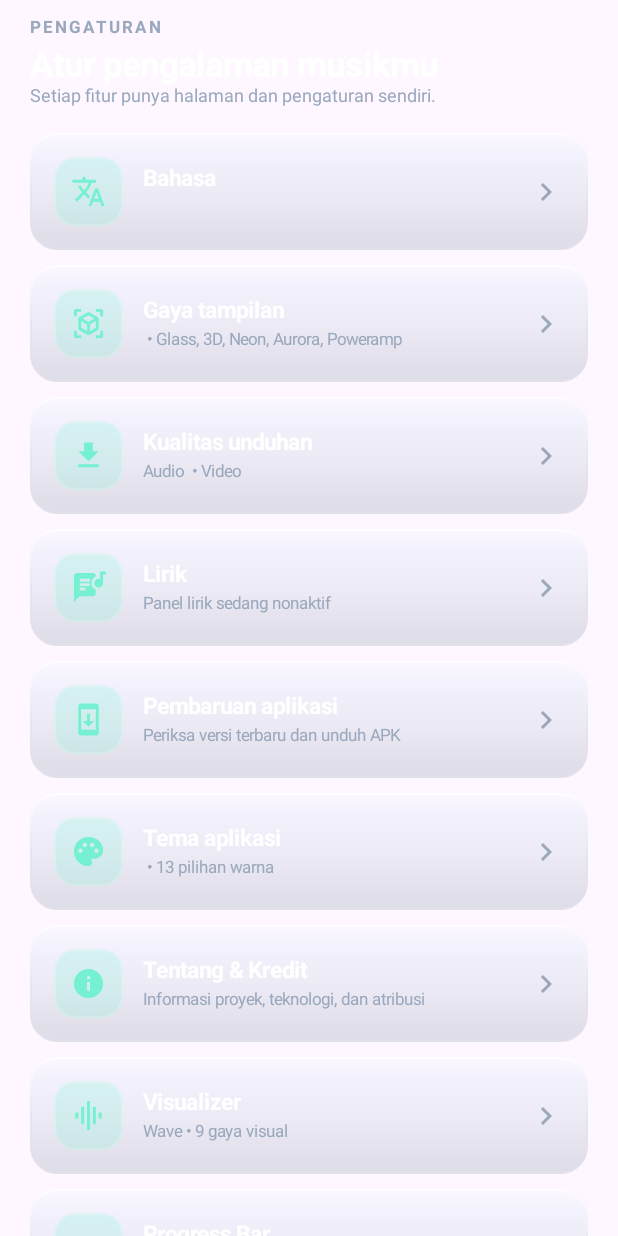
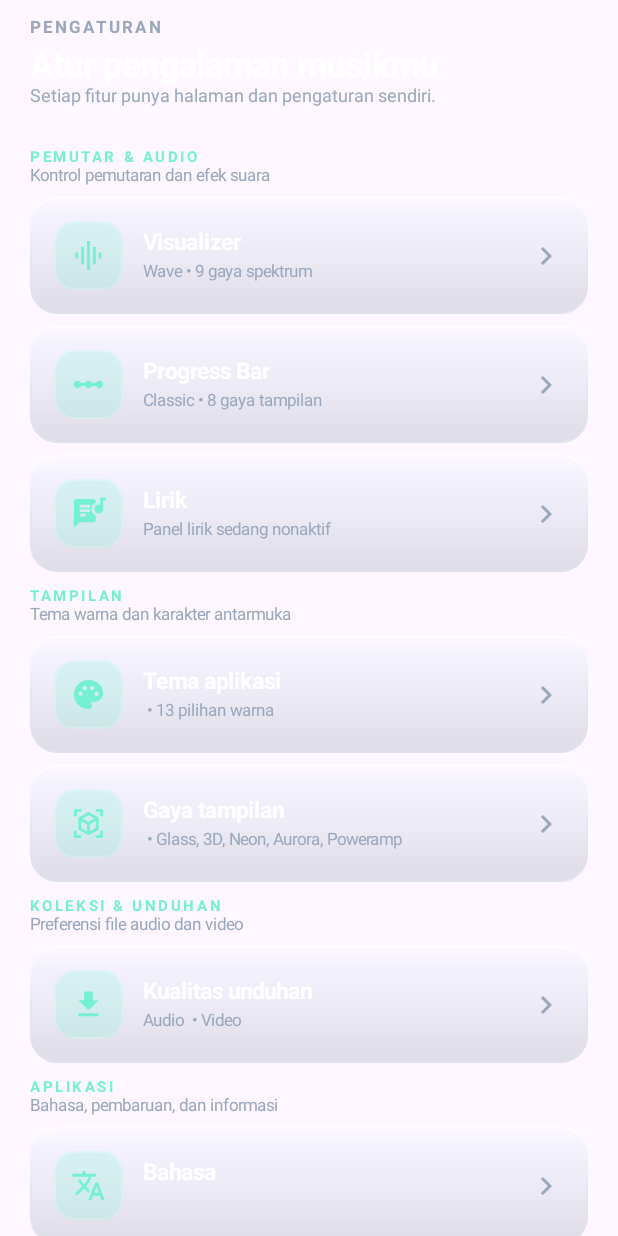
Before and after one commit to Froglands/music_player, an Android app built with Jetpack Compose: the composable SettingsScreen called with empty values, on a phone screen of 412 x 824 dp. Run offline under Robolectric (Android 15) with nearby library versions, the phone set to English and light mode, and no system bars; 2 statements that could not run were skipped.

Commit message:
fix: render full-width seek bar and group settings by category

```diff
--- a/app/src/main/java/com/froglands/musicplayer/MainActivity.kt
+++ b/app/src/main/java/com/froglands/musicplayer/MainActivity.kt
@@ -887,31 +887,34 @@ private fun MiniPlayer(track: Track?, playing: Boolean, onOpen: () -> Unit, onTo
 
 @Composable
 private fun SeekBarPreview(style: SeekBarStyle, modifier: Modifier = Modifier) {
-    MusicSeekBar(position = .62f, style = style, onPositionChange = {}, onSeekFinished = {}, modifier = modifier)
+    MusicSeekBar(position = .62f, style = style, onPositionChange = {}, onSeekFinished = {}, modifier = modifier.fillMaxWidth().height(28.dp))
 }
 
 @Composable
 private fun MusicSeekBar(
     position: Float, style: SeekBarStyle, onPositionChange: (Float) -> Unit,
-    onSeekFinished: () -> Unit, modifier: Modifier = Modifier
+    onSeekFinished: (Float) -> Unit, modifier: Modifier = Modifier
 ) {
-    val progress = position.coerceIn(0f, 1f)
+    var dragProgress by remember(position) { mutableFloatStateOf(position.coerceIn(0f, 1f)) }
+    val progress = dragProgress
     Canvas(modifier
         .pointerInput(Unit) {
             detectTapGestures { point ->
-                onPositionChange((point.x / size.width).coerceIn(0f, 1f))
-                onSeekFinished()
+                dragProgress = (point.x / size.width).coerceIn(0f, 1f)
+                onPositionChange(dragProgress)
+                onSeekFinished(dragProgress)
             }
         }
         .pointerInput(Unit) {
             detectDragGestures(
-                onDragStart = { point -> onPositionChange((point.x / size.width).coerceIn(0f, 1f)) },
+                onDragStart = { point -> dragProgress = (point.x / size.width).coerceIn(0f, 1f); onPositionChange(dragProgress) },
                 onDrag = { change, _ ->
-                    onPositionChange((change.position.x / size.width).coerceIn(0f, 1f))
+                    dragProgress = (change.position.x / size.width).coerceIn(0f, 1f)
+                    onPositionChange(dragProgress)
                     change.consume()
                 },
-                onDragEnd = onSeekFinished,
-                onDragCancel = onSeekFinished
+                onDragEnd = { onSeekFinished(dragProgress) },
+                onDragCancel = { onSeekFinished(dragProgress) }
             )
         }
     ) {
@@ -1030,7 +1033,7 @@ private fun FullPlayer(
         Text(spectrumStatus, color = if (spectrumStatus.contains("LIVE")) Mint else Muted, fontSize = 10.sp)
         if (!hasRecordPermission) TextButton(onClick = requestRecordPermission) { Text("Izinkan akses audio untuk spectrum", color = Mint) }
         Spacer(Modifier.height(10.dp))
-        MusicSeekBar(position = position, style = seekBarStyle, onPositionChange = { position = it }, onSeekFinished = { if (duration > 0) player.seekTo((position * duration).toLong()) })
+        MusicSeekBar(position = position, style = seekBarStyle, onPositionChange = { position = it }, onSeekFinished = { value -> if (duration > 0) player.seekTo((value * duration).toLong()) }, modifier = Modifier.fillMaxWidth().height(28.dp))
         Row(Modifier.fillMaxWidth(), horizontalArrangement = Arrangement.SpaceBetween) {
             Text(formatTime((position * duration).toLong()), color = Muted, fontSize = 11.sp)
             Text(formatTime(duration), color = Muted, fontSize = 11.sp)
@@ -1350,23 +1353,33 @@ private fun SettingsScreen(
         }
         when (section) {
             "" -> {
+                @Composable fun groupTitle(title: String, subtitle: String) {
+                    Column(Modifier.fillMaxWidth().padding(top = 10.dp, bottom = 8.dp)) {
+                        Text(title.uppercase(), color = Mint, fontSize = 10.sp, fontWeight = FontWeight.Bold, letterSpacing = 1.7.sp)
+                        Text(subtitle, color = Muted, fontSize = 11.sp)
+                    }
+                }
+                groupTitle("PEMUTAR & AUDIO", "Kontrol pemutaran dan efek suara")
+                settingsCard(Icons.Default.GraphicEq, tx("visualizer"), "${selectedStyle.title} • ${SpectrumStyle.values().size} gaya spektrum") { section = "visualizer" }
+                Spacer(Modifier.height(8.dp))
+                settingsCard(Icons.Default.LinearScale, "Progress Bar", "${seekBarStyle.title} • ${SeekBarStyle.values().size} gaya tampilan") { section = "seekbar" }
+                Spacer(Modifier.height(8.dp))
+                settingsCard(Icons.Default.Lyrics, tx("lyrics"), if (lyricsEnabled) "Panel lirik aktif di Now Playing" else "Panel lirik sedang nonaktif") { section = "lyrics" }
+
+                groupTitle("TAMPILAN", "Tema warna dan karakter antarmuka")
+                settingsCard(Icons.Default.Palette, tx("theme"), "$selectedTheme • ${AppPalettes.size} pilihan warna") { section = "theme" }
+                Spacer(Modifier.height(8.dp))
+                settingsCard(Icons.Default.ViewInAr, tx("appearance"), "$selectedVisualStyle • Glass, 3D, Neon, Aurora, Poweramp") { section = "appearance" }
+
+                groupTitle("KOLEKSI & UNDUHAN", "Preferensi file audio dan video")
+                settingsCard(Icons.Default.Download, tx("downloads"), "Audio $audioQuality • Video $videoQuality") { section = "download" }
+
+                groupTitle("APLIKASI", "Bahasa, pembaruan, dan informasi")
                 settingsCard(Icons.Default.Translate, tx("language"), if (selectedLanguage == "auto") "Otomatis mengikuti bahasa perangkat" else Locale.forLanguageTag(selectedLanguage).getDisplayName(Locale.getDefault())) { section = "language" }
-                Spacer(Modifier.height(10.dp))
-                settingsCard(Icons.Default.ViewInAr, tx("appearance"), "$selectedVisualStyle • Glass, 3D, Neon, Aurora, Poweramp") { section = "appearance" }
-                Spacer(Modifier.height(10.dp))
-                settingsCard(Icons.Default.Download, tx("downloads"), "Audio $audioQuality • Video $videoQuality") { section = "download" }
-                Spacer(Modifier.height(10.dp))
-                settingsCard(Icons.Default.Lyrics, tx("lyrics"), if (lyricsEnabled) "Panel lirik aktif di Now Playing" else "Panel lirik sedang nonaktif") { section = "lyrics" }
-                Spacer(Modifier.height(10.dp))
+                Spacer(Modifier.height(8.dp))
                 settingsCard(Icons.Default.SystemUpdate, "Pembaruan aplikasi", "Periksa versi terbaru dan unduh APK") { section = "updates" }
-                Spacer(Modifier.height(10.dp))
-                settingsCard(Icons.Default.Palette, tx("theme"), "$selectedTheme • ${AppPalettes.size} pilihan warna") { section = "theme" }
-                Spacer(Modifier.height(10.dp))
+                Spacer(Modifier.height(8.dp))
                 settingsCard(Icons.Default.Info, tx("credits"), "Informasi proyek, teknologi, dan atribusi") { section = "credits" }
-                Spacer(Modifier.height(10.dp))
-                settingsCard(Icons.Default.GraphicEq, tx("visualizer"), "${selectedStyle.title} • ${SpectrumStyle.values().size} gaya visual") { section = "visualizer" }
-                Spacer(Modifier.height(10.dp))
-                settingsCard(Icons.Default.LinearScale, "Progress Bar", "${seekBarStyle.title} • ${SeekBarStyle.values().size} gaya tampilan") { section = "seekbar" }
             }
             "theme" -> {
                 Text("Pilih salah satu dari ${AppPalettes.size} kombinasi warna. Perubahan langsung diterapkan.", color = Muted, fontSize = 12.sp)
```
